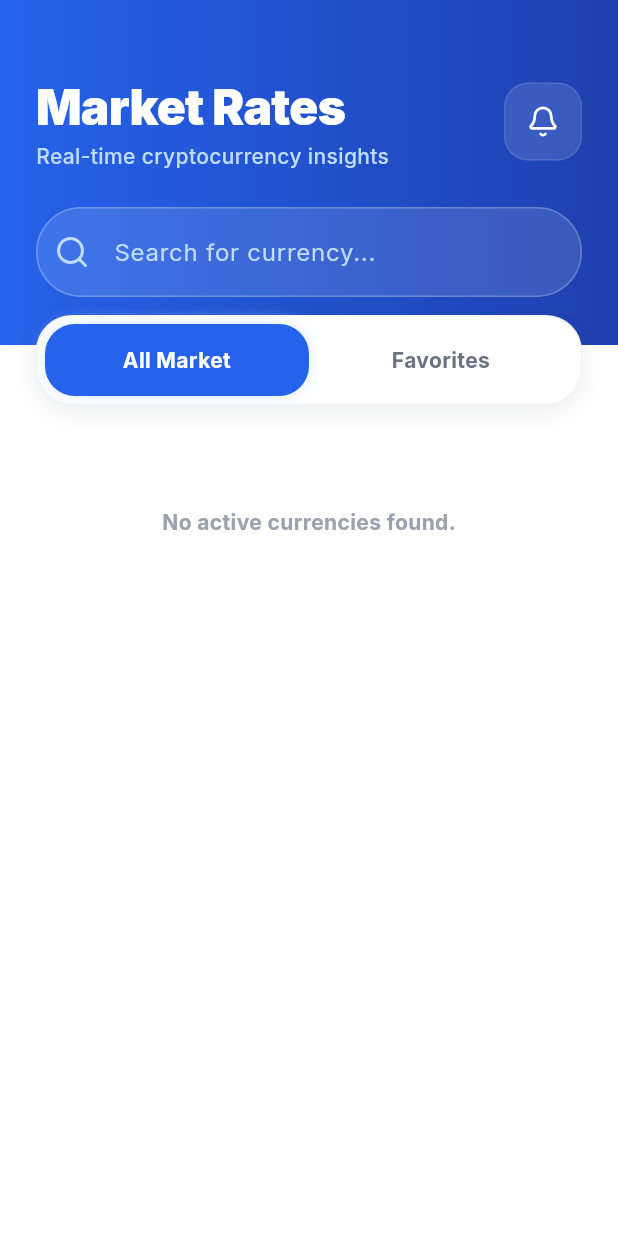
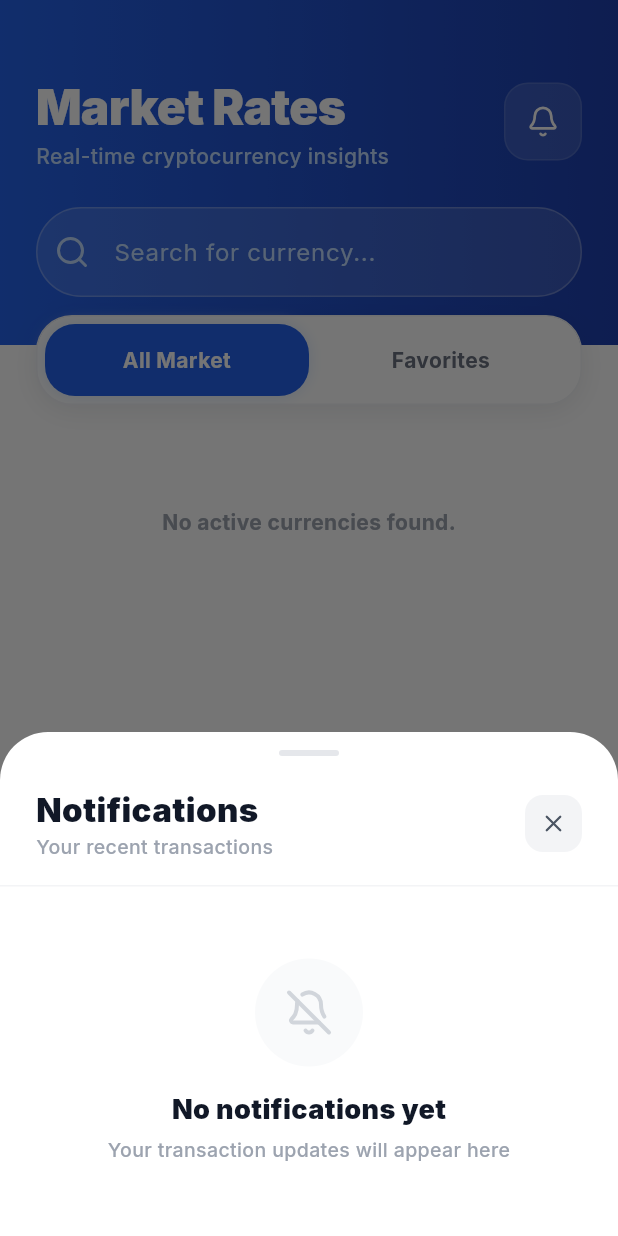
Before and after one commit to animinatesphere/Cheeseball-mobile, a Flutter app: the CurrencyRates widget shown alone on an empty page, opened directly with empty values, after a tap on an icon or button, on a phone screen of 412 x 824 dp. Run offline on Flutter 3.47's test engine with Material 3 defaults, Android fonts, the phone set to English and light mode, and no system bars; our stand-ins replace google_fonts, lucide_icons, supabase_flutter; accounts and stored records are empty.

Commit message:
update on code\

```diff
--- a/lib/widgets/confirm_swap.dart
+++ b/lib/widgets/confirm_swap.dart
@@ -120,6 +120,7 @@ class _ConfirmSwapState extends State<ConfirmSwap> {
           const SizedBox(height: 12),
           TextField(
               controller: _addressCtrl,
+              onChanged: (_) => setState(() {}),
               decoration: InputDecoration(
                   hintText: 'Enter ${td['toCurrency']} address...',
                   suffixIcon: IconButton(
@@ -127,7 +128,9 @@ class _ConfirmSwapState extends State<ConfirmSwap> {
                           color: AppTheme.primaryBlue),
                       onPressed: () async {
                         final d = await Clipboard.getData('text/plain');
-                        if (d?.text != null) _addressCtrl.text = d!.text!;
+                        if (d?.text != null) {
+                          setState(() => _addressCtrl.text = d!.text!);
+                        }
                       }))),
           const SizedBox(height: 8),
           Text(
--- a/lib/widgets/currency_rates.dart
+++ b/lib/widgets/currency_rates.dart
@@ -1,6 +1,7 @@
 import 'package:flutter/material.dart';
 import 'package:cheeseball/theme/app_theme.dart';
 import 'package:cheeseball/services/supabase_service.dart';
+import 'package:cheeseball/widgets/notification_sheet.dart';
 import 'package:google_fonts/google_fonts.dart';
 import 'package:lucide_icons/lucide_icons.dart';
 
@@ -96,7 +97,12 @@ class _CurrencyRatesState extends State<CurrencyRates> {
                                   fontWeight: FontWeight.w500)),
                         ]),
                     GestureDetector(
-                      onTap: () => widget.onNavigate('alert-rates'),
+                      onTap: () => showModalBottomSheet(
+                        context: context,
+                        isScrollControlled: true,
+                        backgroundColor: Colors.transparent,
+                        builder: (_) => const NotificationSheet(),
+                      ),
                       child: Container(
                         padding: const EdgeInsets.all(14),
                         decoration: BoxDecoration(
--- /dev/null
+++ b/lib/widgets/notification_sheet.dart
@@ -0,0 +1,303 @@
+import 'package:flutter/material.dart';
+import 'package:cheeseball/theme/app_theme.dart';
+import 'package:cheeseball/services/supabase_service.dart';
+import 'package:google_fonts/google_fonts.dart';
+import 'package:lucide_icons/lucide_icons.dart';
+import 'package:intl/intl.dart';
+
+class NotificationSheet extends StatefulWidget {
+  const NotificationSheet({super.key});
+
+  @override
+  State<NotificationSheet> createState() => _NotificationSheetState();
+}
+
+class _NotificationSheetState extends State<NotificationSheet> {
+  List<Map<String, dynamic>> _transactions = [];
+  bool _loading = true;
+
+  @override
+  void initState() {
+    super.initState();
+    _fetch();
+  }
+
+  Future<void> _fetch() async {
+    setState(() => _loading = true);
+    try {
+      final user = SupabaseService.currentUser;
+      if (user != null) {
+        final all = await SupabaseService.getUserTransactions(user.id);
+        _transactions = all.take(10).toList();
+      }
+    } catch (_) {}
+    setState(() => _loading = false);
+  }
+
+  Color _statusColor(String? s) {
+    switch (s?.toLowerCase()) {
+      case 'approved':
+        return AppTheme.green600;
+      case 'declined':
+        return AppTheme.red600;
+      default:
+        return AppTheme.orange600;
+    }
+  }
+
+  Color _statusBg(String? s) {
+    switch (s?.toLowerCase()) {
+      case 'approved':
+        return AppTheme.green50;
+      case 'declined':
+        return AppTheme.red50;
+      default:
+        return AppTheme.orange50;
+    }
+  }
+
+  IconData _typeIcon(String? type) {
+    return type == 'swap' ? LucideIcons.arrowUpDown : LucideIcons.shoppingCart;
+  }
+
+  Color _typeColor(String? type) {
+    return type == 'swap' ? AppTheme.blue600 : AppTheme.green600;
+  }
+
+  Color _typeBg(String? type) {
+    return type == 'swap' ? AppTheme.blue50 : AppTheme.green50;
+  }
+
+  String _label(Map<String, dynamic> t) {
+    final from = t['from_currency']?['symbol'] ?? '?';
+    final to = t['to_currency']?['symbol'] ?? '?';
+    final type = (t['type'] ?? '').toString();
+    if (type == 'swap') return 'Swap $from → $to';
+    return 'Buy $to';
+  }
+
+  String _amount(Map<String, dynamic> t) {
+    final to = t['to_currency']?['symbol'] ?? '';
+    return '+${t['to_amount'] ?? '0'} $to';
+  }
+
+  String _timeAgo(String? raw) {
+    if (raw == null) return '';
+    final date = DateTime.tryParse(raw);
+    if (date == null) return '';
+    final diff = DateTime.now().difference(date);
+    if (diff.inMinutes < 60) return '${diff.inMinutes}m ago';
+    if (diff.inHours < 24) return '${diff.inHours}h ago';
+    if (diff.inDays < 7) return '${diff.inDays}d ago';
+    return DateFormat('MMM d').format(date);
+  }
+
+  @override
+  Widget build(BuildContext context) {
+    return Container(
+      decoration: const BoxDecoration(
+        color: AppTheme.white,
+        borderRadius: BorderRadius.vertical(top: Radius.circular(32)),
+      ),
+      child: Column(
+        mainAxisSize: MainAxisSize.min,
+        children: [
+          // Drag handle
+          const SizedBox(height: 12),
+          Container(
+            width: 40,
+            height: 4,
+            decoration: BoxDecoration(
+              color: AppTheme.gray200,
+              borderRadius: BorderRadius.circular(2),
+            ),
+          ),
+          const SizedBox(height: 20),
+          // Header
+          Padding(
+            padding: const EdgeInsets.symmetric(horizontal: 24),
+            child: Row(
+              mainAxisAlignment: MainAxisAlignment.spaceBetween,
+              children: [
+                Column(
+                  crossAxisAlignment: CrossAxisAlignment.start,
+                  children: [
+                    Text('Notifications',
+                        style: GoogleFonts.inter(
+                            fontSize: 22,
+                            fontWeight: FontWeight.w900,
+                            color: AppTheme.gray900)),
+                    Text('Your recent transactions',
+                        style: GoogleFonts.inter(
+                            fontSize: 13,
+                            fontWeight: FontWeight.w500,
+                            color: AppTheme.gray400)),
+                  ],
+                ),
+                GestureDetector(
+                  onTap: () => Navigator.pop(context),
+                  child: Container(
+                    padding: const EdgeInsets.all(10),
+                    decoration: BoxDecoration(
+                      color: AppTheme.gray100,
+                      borderRadius: BorderRadius.circular(12),
+                    ),
+                    child: const Icon(LucideIcons.x,
+                        size: 18, color: AppTheme.gray600),
+                  ),
+                ),
+              ],
+            ),
+          ),
+          const SizedBox(height: 16),
+          const Divider(color: AppTheme.gray100, height: 1),
+          // Body
+          ConstrainedBox(
+            constraints: BoxConstraints(
+              maxHeight: MediaQuery.of(context).size.height * 0.6,
+            ),
+            child: _loading
+                ? const Padding(
+                    padding: EdgeInsets.all(48),
+                    child: Center(
+                        child: CircularProgressIndicator(
+                            color: AppTheme.blue600)),
+                  )
+                : _transactions.isEmpty
+                    ? Padding(
+                        padding: const EdgeInsets.all(48),
+                        child: Column(
+                          mainAxisSize: MainAxisSize.min,
+                          children: [
+                            Container(
+                              width: 72,
+                              height: 72,
+                              decoration: const BoxDecoration(
+                                color: AppTheme.gray50,
+                                shape: BoxShape.circle,
+                              ),
+                              child: const Icon(LucideIcons.bellOff,
+                                  size: 32, color: AppTheme.gray300),
+                            ),
+                            const SizedBox(height: 16),
+                            Text('No notifications yet',
+                                style: GoogleFonts.inter(
+                                    fontSize: 18,
+                                    fontWeight: FontWeight.w900,
+                                    color: AppTheme.gray900)),
+                            const SizedBox(height: 4),
+                            Text('Your transaction updates will appear here',
+                                textAlign: TextAlign.center,
+                                style: GoogleFonts.inter(
+                                    fontSize: 13,
+                                    fontWeight: FontWeight.w500,
+                                    color: AppTheme.gray400)),
+                          ],
+                        ),
+                      )
+                    : ListView.separated(
+                        shrinkWrap: true,
+                        padding: const EdgeInsets.fromLTRB(16, 12, 16, 24),
+                        itemCount: _transactions.length,
+                        separatorBuilder: (_, __) =>
+                            const SizedBox(height: 8),
+                        itemBuilder: (context, i) {
+                          final t = _transactions[i];
+                          final status =
+                              (t['status'] ?? 'waiting').toString();
+                          final type =
+                              (t['type'] ?? '').toString();
+                          return Container(
+                            padding: const EdgeInsets.all(16),
+                            decoration: BoxDecoration(
+                              color: AppTheme.white,
+                              borderRadius: BorderRadius.circular(20),
+                              border:
+                                  Border.all(color: AppTheme.gray100),
+                            ),
+                            child: Row(
+                              children: [
+                                Container(
+                                  width: 44,
+                                  height: 44,
+                                  decoration: BoxDecoration(
+                                    color: _typeBg(type),
+                                    borderRadius:
+                                        BorderRadius.circular(14),
+                                  ),
+                                  child: Icon(_typeIcon(type),
+                                      size: 20,
+                                      color: _typeColor(type)),
+                                ),
+                                const SizedBox(width: 12),
+                                Expanded(
+                                  child: Column(
+                                    crossAxisAlignment:
+                                        CrossAxisAlignment.start,
+                                    children: [
+                                      Text(_label(t),
+                                          maxLines: 1,
+                                          overflow:
+                                              TextOverflow.ellipsis,
+                                          style: GoogleFonts.inter(
+                                              fontWeight:
+                                                  FontWeight.w800,
+                                              fontSize: 14,
+                                              color:
+                                                  AppTheme.gray900)),
+                                      const SizedBox(height: 3),
+                                      Row(children: [
+                                        Container(
+                                          padding:
+                                              const EdgeInsets.symmetric(
+                                                  horizontal: 8,
+                                                  vertical: 2),
+                                          decoration: BoxDecoration(
+                                            color: _statusBg(status),
+                                            borderRadius:
+                                                BorderRadius.circular(
+                                                    8),
+                                          ),
+                                          child: Text(
+                                            status[0].toUpperCase() +
+                                                status.substring(1),
+                                            style: GoogleFonts.inter(
+                                                fontSize: 10,
+                                                fontWeight:
+                                                    FontWeight.w900,
+                                                color: _statusColor(
+                                                    status)),
+                                          ),
+                                        ),
+                                        const SizedBox(width: 6),
+                                        Text(
+                                            _timeAgo(
+                                                t['created_at']
+                                                    ?.toString()),
+                                            style: GoogleFonts.inter(
+                                                fontSize: 11,
+                                                fontWeight:
+                                                    FontWeight.w500,
+                                                color:
+                                                    AppTheme.gray400)),
+                                      ]),
+                                    ],
+                                  ),
+                                ),
+                                const SizedBox(width: 8),
+                                Text(_amount(t),
+                                    style: GoogleFonts.inter(
+                                        fontWeight: FontWeight.w900,
+                                        fontSize: 13,
+                                        color: AppTheme.green600)),
+                              ],
+                            ),
+                          );
+                        },
+                      ),
+          ),
+        ],
+      ),
+    );
+  }
+}
```
Also changed, not shown: lib/screens/auth/auth_screen.dart (+12 -1 lines), lib/screens/onboarding/signup_screen.dart (+12 -1 lines), lib/widgets/swap_crypto.dart (+5 -2 lines), vercel.json, 1 other file.
